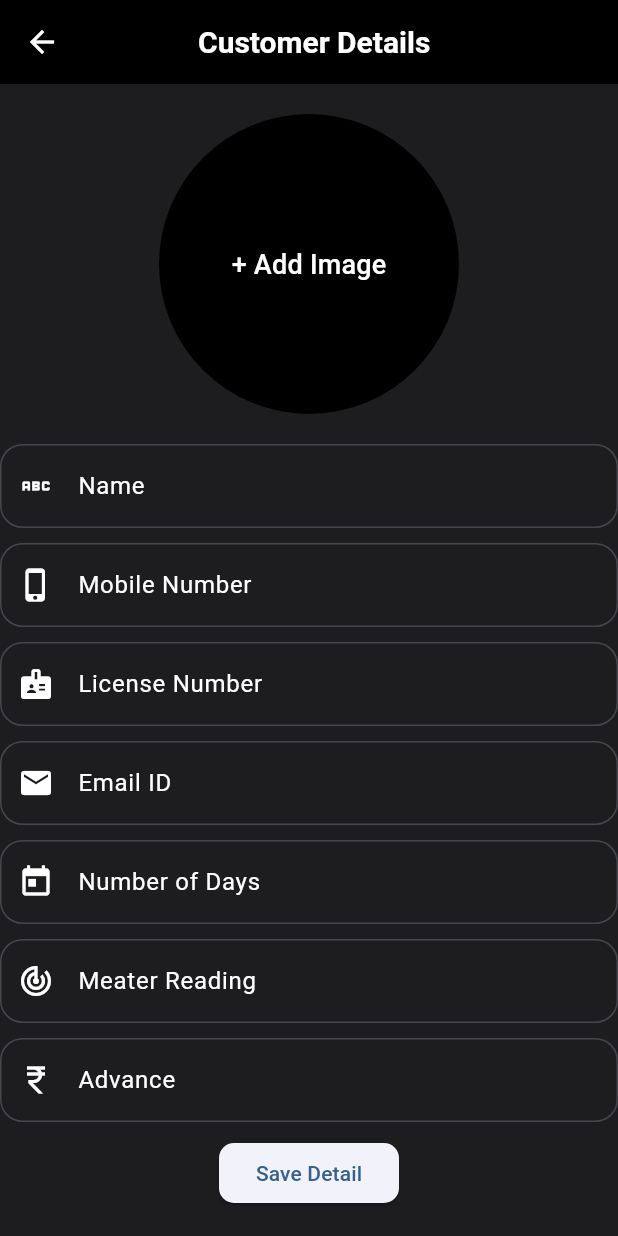
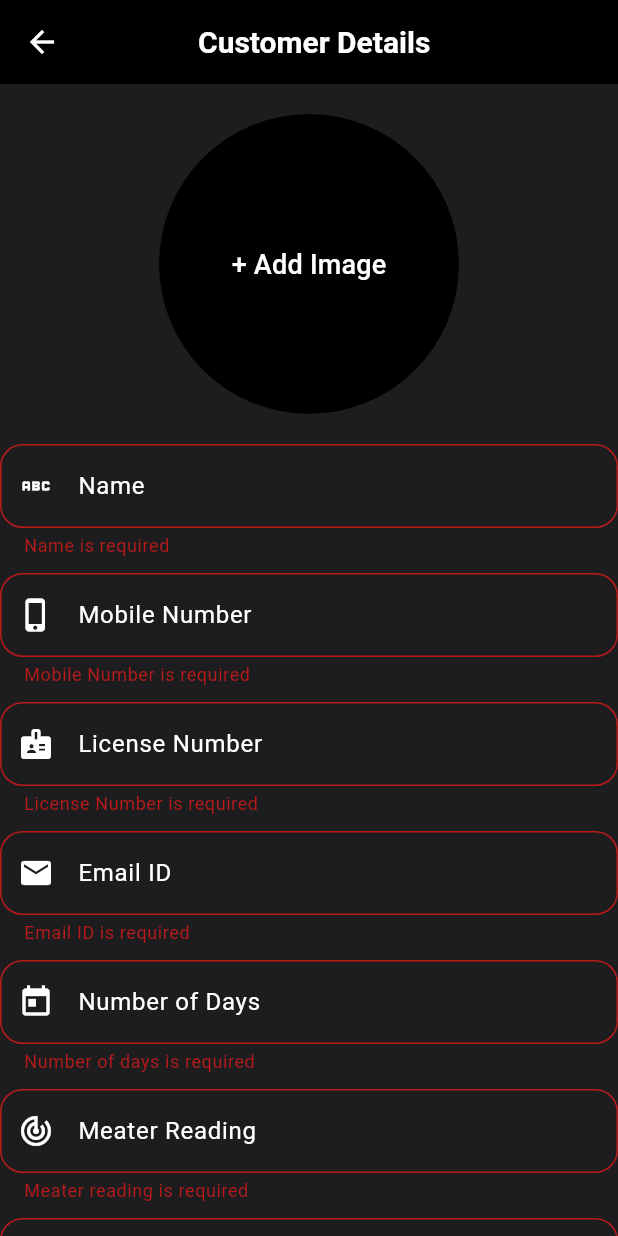
Before and after one commit to Faisal-Erakottil/rent-a-car, a Flutter app: the CustomerDetails screen opened directly, after a tap on "Save Detail", on a phone screen of 412 x 824 dp. Run offline on Flutter 3.47's test engine with Material 3 defaults, Android fonts, the phone set to English and light mode, and no system bars; our stand-ins replace gap, hive, hive_flutter, image_picker; accounts and stored records are empty; Roboto replaces fonts that are missing (Ubuntu).

Commit message:
customermanagment

```diff
--- a/lib/screens/car_list.dart
+++ b/lib/screens/car_list.dart
@@ -52,7 +52,7 @@ class VehicleList extends StatelessWidget {
                     padding: const EdgeInsets.all(2),
                     child: Card(
                       color: Colors.white,
-                      elevation: 2,
+                      elevation: 100,
                       child: SizedBox(
                         height: 250,
                         child: Column(
--- a/lib/screens/customer_details.dart
+++ b/lib/screens/customer_details.dart
@@ -1,9 +1,12 @@
+// ignore_for_file: prefer_const_constructors
 
 import 'dart:io';
 
 import 'package:flutter/material.dart';
 import 'package:main_project/data_model/data_model.dart';
 import 'package:main_project/db_functions/db_functions.dart';
+import 'package:main_project/screens/customer.dart';
+import 'package:main_project/screens/search_screen.dart';
 import 'package:main_project/widgets/custom_button.dart';
 import 'package:main_project/widgets/custom_text.dart';
 import 'package:main_project/widgets/custom_text_field.dart';
@@ -11,39 +14,23 @@ import 'package:main_project/widgets/customcolors.dart';
 import 'package:main_project/widgets/image_selection.dart';
 
 class CustomerDetails extends StatefulWidget {
-  final CustomerDetailsModel? customer;
-
-  const CustomerDetails({Key? key, this.customer}) : super(key: key);
+  const CustomerDetails({super.key});
 
   @override
   State<CustomerDetails> createState() => _CustomerDetailsState();
 }
 
 class _CustomerDetailsState extends State<CustomerDetails> {
-  final GlobalKey<FormState> _formKey = GlobalKey<FormState>();
-  final TextEditingController _nameController = TextEditingController();
-  final TextEditingController _mobController = TextEditingController();
-  final TextEditingController _licenseNumberController = TextEditingController();
-  final TextEditingController _emailController = TextEditingController();
-  final TextEditingController _dayCountController = TextEditingController();
-  final TextEditingController _meaterReadingController = TextEditingController();
-  final TextEditingController _advanceController = TextEditingController();
-  String _imgPath = "";
-
-  @override
-  void initState() {
-    super.initState();
-    if (widget.customer != null) {
-      _nameController.text = widget.customer!.customerName;
-      _mobController.text = widget.customer!.mobilNumber;
-      _licenseNumberController.text = widget.customer!.LicenceNumber;
-      _emailController.text = widget.customer!.Email;
-      _dayCountController.text = widget.customer!.days;
-      _meaterReadingController.text = widget.customer!.reading;
-      _advanceController.text = widget.customer!.advance;
-      _imgPath = widget.customer!.CustomerImage;
-    }
-  }
+  final _formKey = GlobalKey<FormState>();
+  final _nameController = TextEditingController();
+  final _mobController = TextEditingController();
+  final _licenseNumberController = TextEditingController();
+  final _emailController = TextEditingController();
+  final _dayCountController = TextEditingController();
+  final _meaterReadingController = TextEditingController();
+  final _advanceController = TextEditingController();
+  String imgPath = "";
+  Widget space = const SizedBox(height: 10);
 
   @override
   Widget build(BuildContext context) {
@@ -63,15 +50,16 @@ class _CustomerDetailsState extends State<CustomerDetails> {
       ),
       body: SafeArea(
         child: SingleChildScrollView(
+          child: Form(
+            key: _formKey,
             child: Column(
               children: [
                 ImageSelectionWidget(
-                onImageSelected: (File? pickedImage, String? pickedImagePath) {
-                  setState(() {
-                    _imgPath = pickedImagePath ?? "";
-                  });
+                  onImageSelected:
+                      (File? pickedImage, String? pickedImagePath) {
+                    imgPath = pickedImagePath!;
+                    //print('Image selected: $pickedImage, Image path: $pickedImagePath');
                   },
-                initialImagePath: _imgPath.isNotEmpty ? _imgPath : null,
                 ),
                 //========================================================Name
                 CustomTextField(
@@ -84,9 +72,10 @@ class _CustomerDetailsState extends State<CustomerDetails> {
                       return "Name is required";
                     }
                     return null;
-                }, prefixIcon: Icons.abc,
+                  },
+                  prefixIcon: Icons.abc,
                 ),
-              const SizedBox(height: 10),
+                space,
                 //===============================================Mobile Number
                 CustomTextField(
                   labelText: "Mobile Number",
@@ -100,7 +89,7 @@ class _CustomerDetailsState extends State<CustomerDetails> {
                   },
                   prefixIcon: Icons.phone_iphone,
                 ),
-              const SizedBox(height: 10),
+                space,
                 //================================================License Number
                 CustomTextField(
                   labelText: "License Number",
@@ -114,7 +103,7 @@ class _CustomerDetailsState extends State<CustomerDetails> {
                   },
                   prefixIcon: Icons.badge,
                 ),
-              const SizedBox(height: 10),
+                space,
                 //======================================================Email ID
                 CustomTextField(
                   labelText: "Email ID",
@@ -125,9 +114,10 @@ class _CustomerDetailsState extends State<CustomerDetails> {
                       return "Email ID is required";
                     }
                     return null;
-                }, prefixIcon: Icons.email,
+                  },
+                  prefixIcon: Icons.email,
                 ),
-              const SizedBox(height: 10),
+                space,
                 //================================================Number of Days
                 CustomTextField(
                   labelText: "Number of Days",
@@ -138,9 +128,10 @@ class _CustomerDetailsState extends State<CustomerDetails> {
                       return "Number of days is required";
                     }
                     return null;
-                }, prefixIcon: Icons.today,
+                  },
+                  prefixIcon: Icons.today,
                 ),
-              const SizedBox(height: 10),
+                space,
                 //================================================Meater Reading
                 CustomTextField(
                   labelText: "Meater Reading",
@@ -151,9 +142,10 @@ class _CustomerDetailsState extends State<CustomerDetails> {
                       return "Meater reading is required";
                     }
                     return null;
-                },prefixIcon: Icons.track_changes,
+                  },
+                  prefixIcon: Icons.track_changes,
                 ),
-              const SizedBox(height: 10),
+                space,
                 //===============================================Advance amount
                 CustomTextField(
                   labelText: "Advance",
@@ -164,9 +156,10 @@ class _CustomerDetailsState extends State<CustomerDetails> {
                       return "Advance is required";
                     }
                     return null;
-                }, prefixIcon: Icons.currency_rupee,
+                  },
+                  prefixIcon: Icons.currency_rupee,
                 ),
-              const SizedBox(height: 10),
+                space,
                 //==========================================Save Details Button
                 customElevatedButton(
                   label: "Save Detail",
@@ -177,6 +170,7 @@ class _CustomerDetailsState extends State<CustomerDetails> {
                   },
                 ),
               ],
+            ),
           ),
         ),
       ),
@@ -191,6 +185,7 @@ class _CustomerDetailsState extends State<CustomerDetails> {
     final days = _dayCountController.text.trim();
     final meaterReading = _meaterReadingController.text.trim();
     final advance = _advanceController.text.trim();
+    //final imagePath = imgPath;
 
     if (name.isEmpty ||
         mobNumber.isEmpty ||
@@ -198,10 +193,8 @@ class _CustomerDetailsState extends State<CustomerDetails> {
         email.isEmpty ||
         days.isEmpty ||
         meaterReading.isEmpty ||
-        advance.isEmpty
-        // || _imgPath.isEmpty,
-        )
-        {
+        advance.isEmpty ||
+        imgPath.isEmpty) {
       return;
     }
 
@@ -213,16 +206,12 @@ class _CustomerDetailsState extends State<CustomerDetails> {
       days: days,
       reading: meaterReading,
       advance: advance,
-      CustomerImage: _imgPath,
+      CustomerImage: imgPath,
     );
 
-    if (widget.customer != null) {
-      customer.id = widget.customer!.key;
-      UpdateCustomer(customer);
-    } else {
     addcustomer(customer);
-    }
 
-    Navigator.of(context).pop();
+    Navigator.of(context).pushReplacement(
+        MaterialPageRoute(builder: (context) => const Customer()));
   }
 }
--- a/lib/widgets/custom_text.dart
+++ b/lib/widgets/custom_text.dart
@@ -7,12 +7,14 @@ class CustomText extends StatelessWidget {
   final Color textColor;
   final FontWeight fontWeight;
   final double fontSize;
+  final TextOverflow? overflow;
 
   const CustomText({
     required this.textContent,
     this.textColor = Colors.white,
     this.fontWeight = FontWeight.bold,
     this.fontSize = 16,
+    this.overflow,
   });
 
   @override
@@ -24,6 +26,7 @@ class CustomText extends StatelessWidget {
         fontFamily: 'Ubuntu',
         fontWeight: fontWeight,
         fontSize: fontSize,
+        overflow: overflow,
       ),
     );
   }
--- a/lib/widgets/custom_text_field.dart
+++ b/lib/widgets/custom_text_field.dart
@@ -63,7 +63,7 @@ Widget textforms({
   TextInputType keyboardType = TextInputType.text,
   Icon? prefixIcon,
   required TextEditingController controller,
-  String? Function(String?)? validator,
+  String? Function(String?)? validator, required bool validater,
 }) {
   return TextFormField(
     controller: controler,
```
Also changed, not shown: lib/screens/add_vehicle.dart (+9 -5 lines), lib/screens/customer.dart (+12 -19 lines), lib/screens/customerList.dart (+99 -132 lines), lib/screens/home_screen.dart (+10 -11 lines), lib/screens/userdetails.dart (+9 -24 lines), lib/widgets/delete_alert.dart (added, +44 -0 lines), lib/widgets/edit_alert.dart (added, +42 -0 lines), pubspec.lock. Lines whose indentation alone changed are shown as unchanged.
